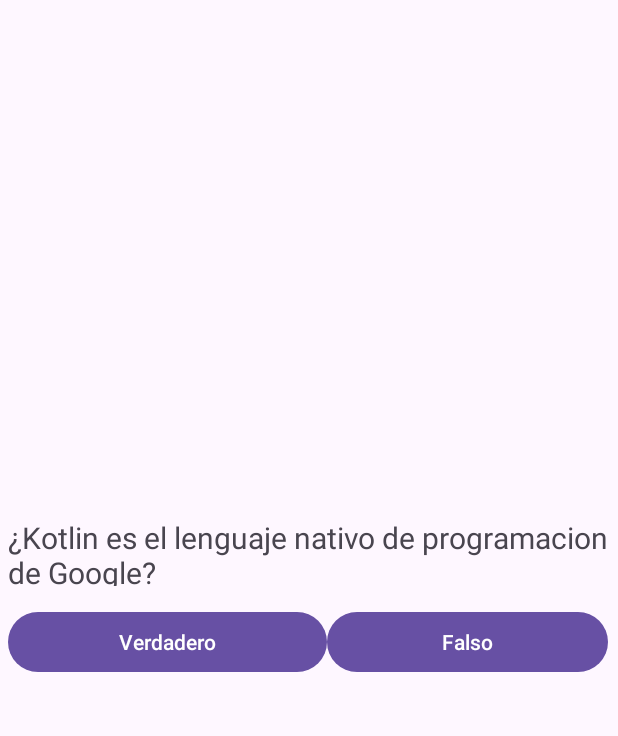
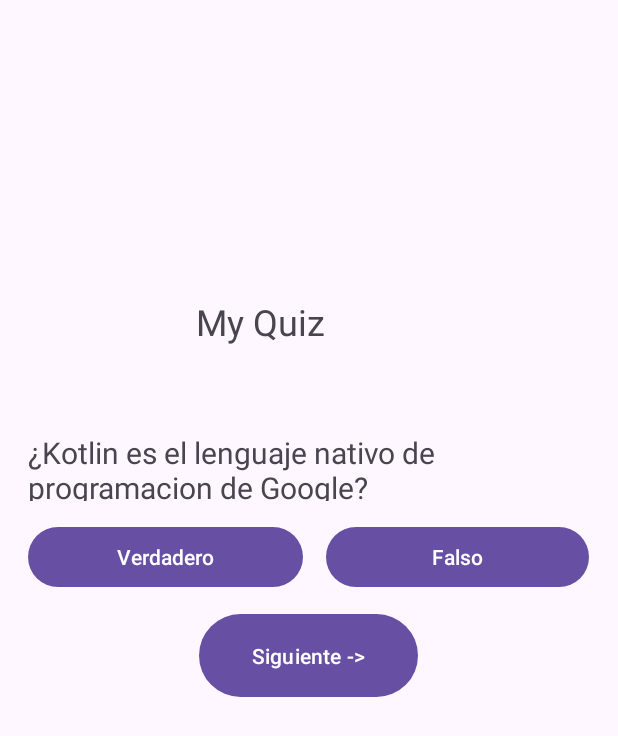
Before and after one commit to DarwinGR6317/Actividad1, an Android app: the layout activity_main.xml on its own in the app's theme, with its tools: preview values and no code run, on a phone screen of 412 x 824 dp. Shown: the top 736 px of the screen. Run offline under Robolectric (Android 15) with nearby library versions, the phone set to English and light mode, and no system bars.

Commit message:
Verion 1.1

```diff
--- a/app/build.gradle.kts
+++ b/app/build.gradle.kts
@@ -33,6 +33,9 @@ android {
     kotlinOptions {
         jvmTarget = "1.8"
     }
+    buildFeatures {
+        viewBinding = true
+    }
 }
 
 dependencies {
--- /dev/null
+++ b/app/src/main/java/com/example/actividad1/Question.java
@@ -0,0 +1,3 @@
+package com.example.actividad1;
+import androidx.annotation.StringRes
+data class Question(@StringRes val textResId: Int, val answer: Boolean)
--- a/app/src/main/res/layout/activity_main.xml
+++ b/app/src/main/res/layout/activity_main.xml
@@ -7,15 +7,16 @@
     tools:context=".MainActivity">
 
     <LinearLayout
-        android:layout_width="400dp"
-        android:layout_height="479dp"
+        android:id="@+id/linearLayout"
+        android:layout_width="374dp"
+        android:layout_height="341dp"
         android:orientation="vertical"
         app:layout_constraintBottom_toBottomOf="parent"
         app:layout_constraintEnd_toEndOf="parent"
-        app:layout_constraintHorizontal_bias="0.454"
+        app:layout_constraintHorizontal_bias="0.486"
         app:layout_constraintStart_toStartOf="parent"
         app:layout_constraintTop_toTopOf="parent"
-        app:layout_constraintVertical_bias="1.0">
+        app:layout_constraintVertical_bias="0.597">
 
         <LinearLayout
             android:layout_width="match_parent"
@@ -26,19 +27,20 @@
                 android:id="@+id/question"
                 android:layout_width="match_parent"
                 android:layout_height="46dp"
-                android:text="@string/question_txt"
+                tools:text="@string/question_txt"
                 android:textSize="20sp" />
         </LinearLayout>
 
         <LinearLayout
             android:layout_width="match_parent"
-            android:layout_height="62dp"
+            android:layout_height="wrap_content"
             android:orientation="horizontal">
 
             <Button
                 android:id="@+id/btn_true"
-                android:layout_width="wrap_content"
+                android:layout_width="96dp"
                 android:layout_height="wrap_content"
+                android:layout_marginRight="15dp"
                 android:layout_weight="1"
                 android:text="@string/btrue" />
 
@@ -49,6 +51,27 @@
                 android:layout_weight="1"
                 android:text="@string/bfalse" />
         </LinearLayout>
+
+        <Button
+            android:id="@+id/button3"
+            android:layout_width="146dp"
+            android:layout_height="63dp"
+            android:layout_gravity="center"
+            android:layout_marginTop="10dp"
+            android:text="@string/bnext" />
     </LinearLayout>
 
+    <TextView
+        android:id="@+id/textView"
+        android:layout_width="wrap_content"
+        android:layout_height="wrap_content"
+        android:text="@string/app_nombre"
+        android:textSize="24sp"
+        app:layout_constraintBottom_toBottomOf="parent"
+        app:layout_constraintEnd_toEndOf="parent"
+        app:layout_constraintHorizontal_bias="0.4"
+        app:layout_constraintStart_toStartOf="parent"
+        app:layout_constraintTop_toTopOf="parent"
+        app:layout_constraintVertical_bias="0.25" />
+
 </androidx.constraintlayout.widget.ConstraintLayout>
--- a/app/src/main/res/values/strings.xml
+++ b/app/src/main/res/values/strings.xml
@@ -1,6 +1,14 @@
 <resources>
     <string name="app_name">Actividad1</string>
+    <string name="app_nombre">My Quiz</string>
     <string name="question_txt">¿Kotlin es el lenguaje nativo de programacion de Google?</string>
     <string name="btrue">Verdadero</string>
     <string name="bfalse">Falso</string>
+    <string name="bnext">Siguiente -></string>
+    <string name="question_java">¿El logo de java es un taza de cafe?</string>
+    <string name="question_html">¿El lenguaje html es usado para crear aplicaciones?</string>
+    <string name="question_alac">¿Los alacranes son insectos?</string>
+    <string name="question_main">¿Un archivo main es algo pincipal e inicio? </string>
+    <string name="correct_toast">Correcto</string>
+    <string name="incorrect_toast">Incorrecto</string>
 </resources>
```
Also changed, not shown: app/src/main/java/com/example/actividad1/MainActivity.kt (+57 -12 lines).
